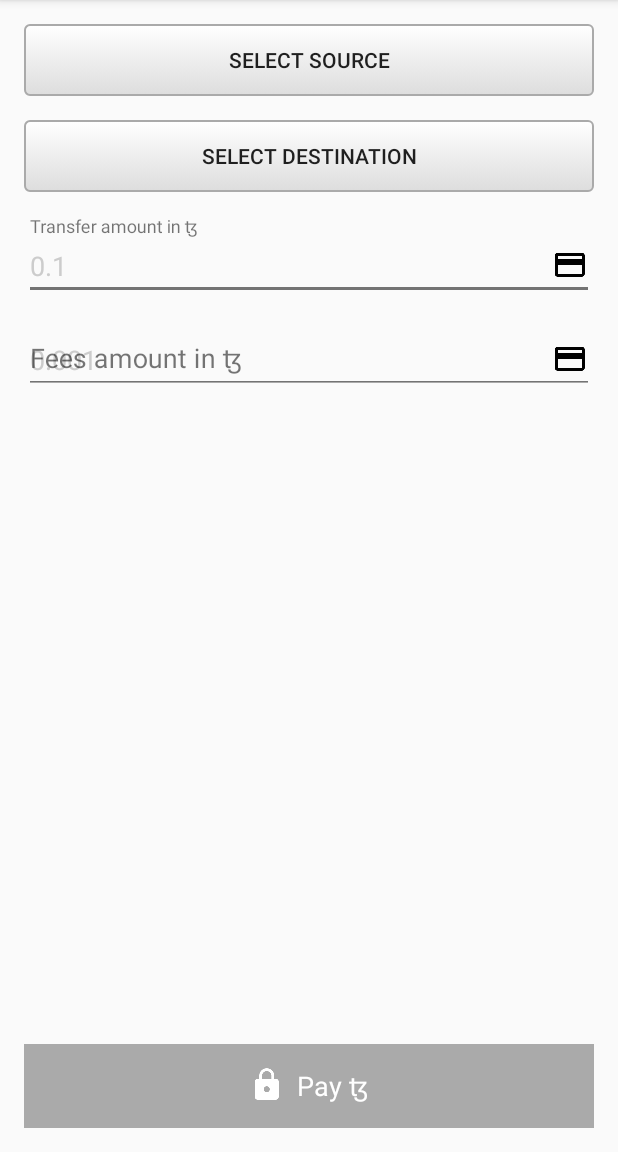
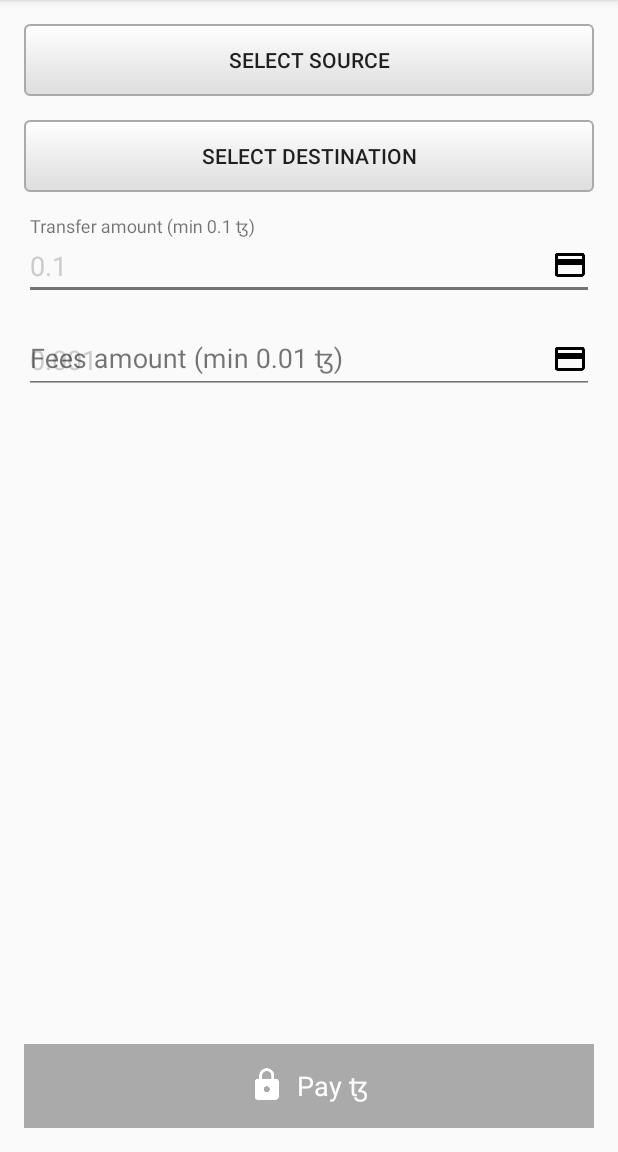
Before and after one commit to nfillion21/cortez-android, an Android app: the screen it shows after launch (PaymentFormActivity), on a phone screen of 412 x 824 dp, the part 84-1236 px from its top. Run offline under Robolectric (Android 15) with nearby library versions, the light colour scheme and no system bars.

Commit message:
Add form formats

```diff
--- a/wallet/src/main/java/com/tezos/android/fragment/TokenizableCardPaymentFormFragment.java
+++ b/wallet/src/main/java/com/tezos/android/fragment/TokenizableCardPaymentFormFragment.java
@@ -1,6 +1,5 @@
 package com.tezos.android.fragment;
 
-import android.content.Context;
 import android.content.Intent;
 import android.graphics.drawable.ColorDrawable;
 import android.graphics.drawable.Drawable;
@@ -17,20 +16,16 @@ import android.util.Log;
 import android.view.LayoutInflater;
 import android.view.View;
 import android.view.ViewGroup;
-import android.view.inputmethod.InputMethodManager;
 import android.widget.Button;
 import android.widget.FrameLayout;
 
 import com.tezos.android.R;
-import com.tezos.android.fragment.interfaces.CardBehaviour;
 import com.tezos.core.client.AbstractClient;
 import com.tezos.core.models.CustomTheme;
 import com.tezos.core.requests.order.PaymentPageRequest;
-import com.tezos.core.utils.FormHelper;
 
 import java.text.NumberFormat;
 import java.util.Locale;
-import java.util.Set;
 
 /**
  * Created by nfillion on 20/04/16.
@@ -39,8 +34,6 @@ public class TokenizableCardPaymentFormFragment extends AbstractPaymentFormFragm
 {
     private Button mPayButton;
     private FrameLayout mPayButtonLayout;
-
-    private CardBehaviour mCardBehaviour;
 
     private String mCardNumberCache;
 
@@ -121,13 +114,6 @@ public class TokenizableCardPaymentFormFragment extends AbstractPaymentFormFragm
         mFeesLayout.setError(" ");
         mAmountLayout.setError(" ");
 
-        if (mCardBehaviour == null) {
-            //mCardBehaviour = new CardBehaviour(paymentProduct);
-            mCardBehaviour = new CardBehaviour();
-        }
-
-        //mCardBehaviour.updateForm(mFees, mCardCVV, mCardExpiration, mCardCVVLayout, mSecurityCodeInfoTextview, mSecurityCodeInfoImageview, isPaymentCardStorageSwitchVisible ? mCardStorageSwitchLayout : null, false, getActivity());
-
         mAmount.requestFocus();
 
         setElementsCache(true);
@@ -135,12 +121,11 @@ public class TokenizableCardPaymentFormFragment extends AbstractPaymentFormFragm
         validatePayButton(isInputDataValid());
 
         putEverythingInRed();
-
     }
 
     @Override
-    public void setLoadingMode(boolean loadingMode, boolean delay) {
-
+    public void setLoadingMode(boolean loadingMode, boolean delay)
+    {
         setElementsCache(loadingMode);
 
         if (!delay) {
@@ -175,11 +160,11 @@ public class TokenizableCardPaymentFormFragment extends AbstractPaymentFormFragm
 
                 if (i == R.id.amount_transfer)
                 {
-                    //putCardNumberInRed(!hasFocus);
+                    putAmountInRed(!hasFocus);
                 }
                 else if (i == R.id.fees_transfer)
                 {
-                    //putCardNumberInRed(!hasFocus);
+                    putFeesInRed(!hasFocus);
                 }
                 else
                 {
@@ -266,17 +251,16 @@ public class TokenizableCardPaymentFormFragment extends AbstractPaymentFormFragm
         {
             int i = v.getId();
 
-            String version = editable.toString();
-
             if (i == R.id.amount_transfer)
             {
-                //mFees.requestFocus();
+                putAmountInRed(false);
             }
             else if (i == R.id.fees_transfer)
             {
+                putFeesInRed(false);
             }
-
-            else {
+            else
+            {
                 throw new UnsupportedOperationException(
                         "OnClick has not been implemented for " + getResources().
                                 getResourceName(v.getId()));
@@ -409,119 +393,102 @@ public class TokenizableCardPaymentFormFragment extends AbstractPaymentFormFragm
         */
     }
 
-    private String getMonthFromExpiry(String expiryString) {
-
-        if (expiryString != null && !expiryString.isEmpty()) {
-            return expiryString.substring(0,2);
-        }
-
-        return null;
-    }
-
     @Override
-    protected boolean isInputDataValid() {
-
+    protected boolean isInputDataValid()
+    {
         if (
-                this.isCVVValid() &&
-                this.isCardNumberValid()
-
-                ) {
-
+                this.isTransferAmountValid() &&
+                this.isFeesAmountValid()
+                )
+        {
             return true;
         }
 
         return false;
     }
 
-    protected boolean isCardNumberValid() {
+    protected void putEverythingInRed()
+    {
+        this.putAmountInRed(true);
+        this.putFeesInRed(true);
+    }
 
-        if (!TextUtils.isEmpty(mFees.getText())) {
+    // put everything in RED
 
-            //luhn first
-            if (!FormHelper.luhnTest(mFees.getText().toString().replaceAll(" ", ""))) {
-                return false;
-            }
+    private void putAmountInRed(boolean red) {
 
-            //format then
-            Set<String> paymentProducts = FormHelper.getPaymentProductCodes(mFees.getText().toString(), getActivity());
-            if (paymentProducts.isEmpty()) {
-                return false;
-            }
+        int color;
 
-            if (paymentProducts.size() == 1) {
+        boolean amountValid = this.isTransferAmountValid();
 
-                String[] things = paymentProducts.toArray(new String[1]);
+        if (red && !amountValid) {
+            color = R.color.tz_error;
 
-                if (FormHelper.hasValidCardLength(mFees.getText().toString(), things[0], getActivity())) {
+        } else {
+            color = R.color.tz_accent;
+        }
 
+        this.mAmount.setTextColor(ContextCompat.getColor(getActivity(), color));
+    }
+
+    private void putFeesInRed(boolean red) {
+
+        int color;
+
+        boolean feesAmountValid = this.isFeesAmountValid();
+
+        if (red && !feesAmountValid) {
+            color = R.color.tz_error;
+
+        } else {
+            color = R.color.tz_accent;
+        }
+
+        this.mFees.setTextColor(ContextCompat.getColor(getActivity(), color));
+    }
+
+    private boolean isTransferAmountValid()
+    {
+        boolean isAmountValid = false;
+
+        if (!TextUtils.isEmpty(mAmount.getText()))
+        {
+            try
+            {
+                float amount = Float.parseFloat(mAmount.getText().toString());
+                if (amount >= 0.1f)
+                {
                     return true;
                 }
             }
+            catch (NumberFormatException e)
+            {
+                return false;
+            }
         }
 
-        return false;
+        return isAmountValid;
     }
 
-    protected boolean isCVVValid() {
+    private boolean isFeesAmountValid()
+    {
+        boolean isFeesValid = false;
 
-        //return mCardBehaviour.isSecurityCodeValid(mCardCVV);
-        return true;
-    }
-
-    protected boolean hasSecurityCode() {
-
-        return mCardBehaviour.hasSecurityCode();
-    }
-
-    protected boolean hasSpaceAtIndex(int index) {
-
-        return mCardBehaviour.hasSpaceAtIndex(index, getActivity());
-    }
-
-    private boolean isPaymentCardStorageConfigEnabled()
-    {
-        /*
-        boolean paymentCardEnabled = ClientConfig.getInstance().isPaymentCardStorageEnabled();
-
-        Bundle args = getArguments();
-        PaymentPageRequest paymentPageRequest = PaymentPageRequest.fromBundle(args.getBundle(PaymentPageRequest.TAG));
-        boolean paymentPageRequestECI = paymentPageRequest.getEci() == Transaction.ECI.SecureECommerce ? true : false;
-
-        return paymentCardEnabled && paymentPageRequestECI;
-        */
-
-        return false;
-    }
-
-    protected void putEverythingInRed() {
-
-        this.putCVVInRed(true);
-    }
-
-    private void putCVVInRed(boolean red) {
-
-        int color;
-
-        boolean securityCodeValid = this.isCVVValid();
-
-        if (red && !securityCodeValid) {
-            color = R.color.hpf_error;
-
-        } else {
-            color = R.color.hpf_accent;
+        if (!TextUtils.isEmpty(mFees.getText()))
+        {
+            try
+            {
+                float fees = Float.parseFloat(mFees.getText().toString());
+                if (fees >= 0.001f)
+                {
+                    return true;
+                }
+            }
+            catch (NumberFormatException e)
+            {
+                return false;
+            }
         }
-    }
-
-    private boolean isInferedOrCardDomesticNetwork(String product) {
-        return true;
-    }
-
-    private boolean isDomesticNetwork() {
-        return true;
-    }
-
-    private boolean isDomesticNetwork(String paymentProductCode) {
-
-        return false;
+        return isFeesValid;
     }
 }
--- a/wallet/src/main/res/layout/payment_form_card_info.xml
+++ b/wallet/src/main/res/layout/payment_form_card_info.xml
@@ -62,7 +62,7 @@
             android:inputType="numberDecimal"
             android:textColorHint="@color/hpf_placeholder"
             android:maxLength="10"
-            android:digits="0123456789.,"
+            android:digits="0123456789."
             android:textSize="@dimen/size_edit_text" />
     </android.support.design.widget.TextInputLayout>
 
@@ -86,10 +86,10 @@
             android:drawableEnd="@drawable/ic_credit_card_black"
             android:drawablePadding="@dimen/spacing_double"
             android:hint="@string/fees_default"
-            android:inputType="number"
+            android:inputType="numberDecimal"
             android:textColorHint="@color/hpf_placeholder"
-            android:maxLength="23"
-            android:digits="0123456789 "
+            android:maxLength="10"
+            android:digits="0123456789."
             android:textSize="@dimen/size_edit_text" />
     </android.support.design.widget.TextInputLayout>
 
--- a/wallet/src/main/res/values/colors.xml
+++ b/wallet/src/main/res/values/colors.xml
@@ -36,13 +36,13 @@
 
     <color name="hpf_primary">#3F51B5</color>
     <color name="hpf_primary_dark">#303F9F</color>
-    <color name="hpf_accent">@color/hpf_blank</color>
+    <color name="tz_accent">@color/hpf_blank</color>
 
     <color name="hpf_light">@android:color/white</color>
     <color name="hpf_text">#606060</color>
     <color name="hpf_blank">#424242</color>
 
-    <color name="hpf_error">#FFD50000</color>
+    <color name="tz_error">#FFD50000</color>
     <color name="hpf_placeholder">#ccc</color>
 
     <color name="green">#00e676</color>
--- a/wallet/src/main/res/values/strings.xml
+++ b/wallet/src/main/res/values/strings.xml
@@ -6,8 +6,8 @@
     <string name="card_owner_placeholder" translatable="false">Martin Dupont</string>
     <string name="card_expiration">Expiry date</string>
     <string name="amount_default" translatable="false">0.1</string>
-    <string name="amount">Transfer amount in ꜩ</string>
-    <string name="fees">Fees amount in ꜩ</string>
+    <string name="amount">Transfer amount (min 0.1 ꜩ)</string>
+    <string name="fees">Fees amount (min 0.01 ꜩ)</string>
     <string name="fees_default">0.001</string>
     <string name="card_expiration_placeholder">MM / AA</string>
     <string name="card_cvv">Security code</string>
```
